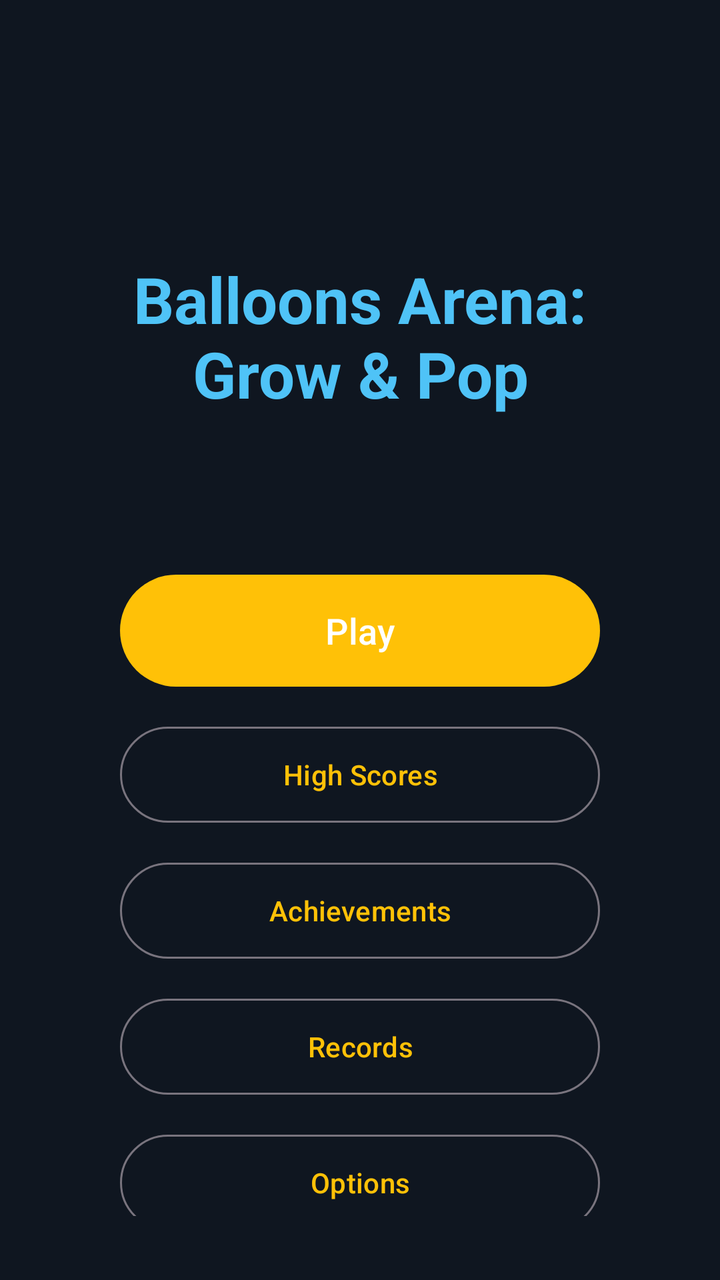
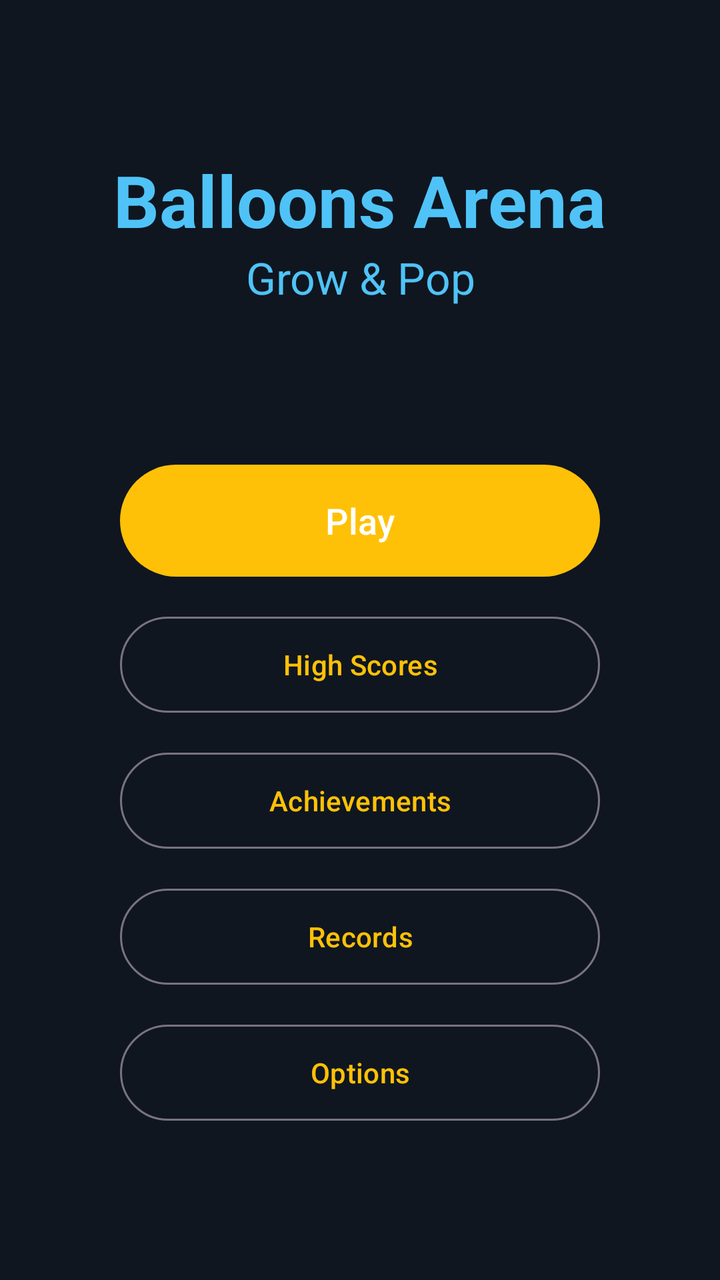

Two renders of the same Android screen: before a commit and after it. Below are the layout's source before the change and the commit's diff.
<!-- AndroidManifest.xml: activity theme Theme.Balls -->
<!-- res/layout/activity_main_menu.xml -->
<?xml version="1.0" encoding="utf-8"?>
<androidx.constraintlayout.widget.ConstraintLayout xmlns:android="http://schemas.android.com/apk/res/android"
    xmlns:app="http://schemas.android.com/apk/res-auto"
    android:layout_width="match_parent"
    android:layout_height="match_parent"
    android:background="@color/background_dark"
    android:padding="32dp">

    <TextView
        android:id="@+id/titleText"
        android:layout_width="wrap_content"
        android:layout_height="wrap_content"
        android:layout_marginTop="96dp"
        android:text="@string/game_full_name"
        android:textColor="@color/player_color"
        android:textSize="32sp"
        android:textStyle="bold"
        android:gravity="center"
        app:layout_constraintTop_toTopOf="parent"
        app:layout_constraintStart_toStartOf="parent"
        app:layout_constraintEnd_toEndOf="parent" />

    
    <TextView
        android:id="@+id/dailyChallengeText"
        android:layout_width="280dp"
        android:layout_height="wrap_content"
        android:layout_marginTop="24dp"
        android:gravity="center"
        android:textColor="@color/accent"
        android:textSize="14sp"
        app:layout_constraintTop_toBottomOf="@id/titleText"
        app:layout_constraintStart_toStartOf="parent"
        app:layout_constraintEnd_toEndOf="parent" />

    
    <Button
        android:id="@+id/playButton"
        android:layout_width="240dp"
        android:layout_height="64dp"
        android:layout_marginTop="32dp"
        android:text="@string/menu_play"
        android:textSize="18sp"
        app:layout_constraintEnd_toEndOf="parent"
        app:layout_constraintStart_toStartOf="parent"
        app:layout_constraintTop_toBottomOf="@id/dailyChallengeText" />

    
    <Button
        android:id="@+id/grandPrixButton"
        android:layout_width="240dp"
        android:layout_height="56dp"
        android:layout_marginTop="12dp"
        android:text="@string/menu_grand_prix"
        android:textSize="16sp"
        android:visibility="gone"
        app:layout_constraintEnd_toEndOf="parent"
        app:layout_constraintStart_toStartOf="parent"
        app:layout_constraintTop_toBottomOf="@id/playButton" />

    <Button
        android:id="@+id/testFinaleButton"
        style="?attr/materialButtonOutlinedStyle"
        android:layout_width="240dp"
        android:layout_height="56dp"
        android:layout_marginTop="12dp"
        android:text="@string/menu_test_finale"
        android:visibility="gone"
        app:layout_constraintEnd_toEndOf="parent"
        app:layout_constraintStart_toStartOf="parent"
        app:layout_constraintTop_toBottomOf="@id/grandPrixButton" />

    <Button
        android:id="@+id/highScoresButton"
        style="?attr/materialButtonOutlinedStyle"
        android:layout_width="240dp"
        android:layout_height="56dp"
        android:layout_marginTop="12dp"
        android:text="@string/menu_high_scores"
        app:layout_constraintEnd_toEndOf="parent"
        app:layout_constraintStart_toStartOf="parent"
        app:layout_constraintTop_toBottomOf="@id/testFinaleButton" />

    <Button
        android:id="@+id/achievementsButton"
        style="?attr/materialButtonOutlinedStyle"
        android:layout_width="240dp"
        android:layout_height="56dp"
        android:layout_marginTop="12dp"
        android:text="@string/menu_achievements"
        app:layout_constraintEnd_toEndOf="parent"
        app:layout_constraintStart_toStartOf="parent"
        app:layout_constraintTop_toBottomOf="@id/highScoresButton" />

    <Button
        android:id="@+id/recordsButton"
        style="?attr/materialButtonOutlinedStyle"
        android:layout_width="240dp"
        android:layout_height="56dp"
        android:layout_marginTop="12dp"
        android:text="@string/menu_records"
        app:layout_constraintEnd_toEndOf="parent"
        app:layout_constraintStart_toStartOf="parent"
        app:layout_constraintTop_toBottomOf="@id/achievementsButton" />

    <Button
        android:id="@+id/optionsButton"
        style="?attr/materialButtonOutlinedStyle"
        android:layout_width="240dp"
        android:layout_height="56dp"
        android:layout_marginTop="12dp"
        android:text="@string/menu_options"
        app:layout_constraintEnd_toEndOf="parent"
        app:layout_constraintStart_toStartOf="parent"
        app:layout_constraintTop_toBottomOf="@id/recordsButton" />

</androidx.constraintlayout.widget.ConstraintLayout>
<!-- resources referenced by this layout -->
<resources>
  <color name="accent">#FFC107</color>
  <color name="background_dark">#0F1620</color>
  <color name="player_color">#4FC3F7</color>
  <string name="game_full_name">Balloons Arena: Grow &amp; Pop</string>
  <string name="menu_achievements">Achievements</string>
  <string name="menu_grand_prix">Grand Prix</string>
  <string name="menu_high_scores">High Scores</string>
  <string name="menu_options">Options</string>
  <string name="menu_play">Play</string>
  <string name="menu_records">Records</string>
  <string name="menu_test_finale">Test Final Round</string>
  <style name="Theme.Balls" parent="Theme.Material3.DayNight.NoActionBar">
          <item name="colorPrimary">@color/accent</item>
          <item name="android:statusBarColor">@color/background_dark</item>
          <item name="android:windowBackground">@color/background_dark</item>
          
          <item name="android:navigationBarColor">@color/background_dark</item>
          <item name="android:windowLightStatusBar">false</item>
          <item name="android:windowLightNavigationBar" tools:targetApi="27">false</item>
      </style>
</resources>

<!-- the commit's change to res/layout/activity_main_menu.xml (unified diff, before → after) -->
@@ -1,117 +1,106 @@
 <?xml version="1.0" encoding="utf-8"?>
-<androidx.constraintlayout.widget.ConstraintLayout xmlns:android="http://schemas.android.com/apk/res/android"
-    xmlns:app="http://schemas.android.com/apk/res-auto"
+<ScrollView xmlns:android="http://schemas.android.com/apk/res/android"
     android:layout_width="match_parent"
     android:layout_height="match_parent"
     android:background="@color/background_dark"
-    android:padding="32dp">
+    android:fillViewport="true">
 
-    <TextView
-        android:id="@+id/titleText"
-        android:layout_width="wrap_content"
+    <LinearLayout
+        android:layout_width="match_parent"
         android:layout_height="wrap_content"
-        android:layout_marginTop="96dp"
-        android:text="@string/game_full_name"
-        android:textColor="@color/player_color"
-        android:textSize="32sp"
-        android:textStyle="bold"
         android:gravity="center"
-        app:layout_constraintTop_toTopOf="parent"
-        app:layout_constraintStart_toStartOf="parent"
-        app:layout_constraintEnd_toEndOf="parent" />
+        android:orientation="vertical"
+        android:padding="32dp">
 
-    
-    <TextView
-        android:id="@+id/dailyChallengeText"
-        android:layout_width="280dp"
-        android:layout_height="wrap_content"
-        android:layout_marginTop="24dp"
-        android:gravity="center"
-        android:textColor="@color/accent"
-        android:textSize="14sp"
-        app:layout_constraintTop_toBottomOf="@id/titleText"
-        app:layout_constraintStart_toStartOf="parent"
-        app:layout_constraintEnd_toEndOf="parent" />
+        
+        <TextView
+            android:id="@+id/titleText"
+            android:layout_width="wrap_content"
+            android:layout_height="wrap_content"
+            android:text="@string/app_name"
+            android:textColor="@color/player_color"
+            android:textSize="36sp"
+            android:textStyle="bold"
+            android:gravity="center" />
 
-    
-    <Button
-        android:id="@+id/playButton"
-        android:layout_width="240dp"
-        android:layout_height="64dp"
-        android:layout_marginTop="32dp"
-        android:text="@string/menu_play"
-        android:textSize="18sp"
-        app:layout_constraintEnd_toEndOf="parent"
-        app:layout_constraintStart_toStartOf="parent"
-        app:layout_constraintTop_toBottomOf="@id/dailyChallengeText" />
+        <TextView
+            android:id="@+id/taglineText"
+            android:layout_width="wrap_content"
+            android:layout_height="wrap_content"
+            android:text="@string/game_tagline"
+            android:textColor="@color/player_color"
+            android:textSize="22sp"
+            android:gravity="center" />
 
-    
-    <Button
-        android:id="@+id/grandPrixButton"
-        android:layout_width="240dp"
-        android:layout_height="56dp"
-        android:layout_marginTop="12dp"
-        android:text="@string/menu_grand_prix"
-        android:textSize="16sp"
-        android:visibility="gone"
-        app:layout_constraintEnd_toEndOf="parent"
-        app:layout_constraintStart_toStartOf="parent"
-        app:layout_constraintTop_toBottomOf="@id/playButton" />
+        
+        <TextView
+            android:id="@+id/dailyChallengeText"
+            android:layout_width="280dp"
+            android:layout_height="wrap_content"
+            android:layout_marginTop="24dp"
+            android:gravity="center"
+            android:textColor="@color/accent"
+            android:textSize="14sp" />
 
-    <Button
-        android:id="@+id/testFinaleButton"
-        style="?attr/materialButtonOutlinedStyle"
-        android:layout_width="240dp"
-        android:layout_height="56dp"
-        android:layout_marginTop="12dp"
-        android:text="@string/menu_test_finale"
-        android:visibility="gone"
-        app:layout_constraintEnd_toEndOf="parent"
-        app:layout_constraintStart_toStartOf="parent"
-        app:layout_constraintTop_toBottomOf="@id/grandPrixButton" />
+        
+        <Button
+            android:id="@+id/playButton"
+            android:layout_width="240dp"
+            android:layout_height="64dp"
+            android:layout_marginTop="32dp"
+            android:text="@string/menu_play"
+            android:textSize="18sp" />
 
-    <Button
-        android:id="@+id/highScoresButton"
-        style="?attr/materialButtonOutlinedStyle"
-        android:layout_width="240dp"
-        android:layout_height="56dp"
-        android:layout_marginTop="12dp"
-        android:text="@string/menu_high_scores"
-        app:layout_constraintEnd_toEndOf="parent"
-        app:layout_constraintStart_toStartOf="parent"
-        app:layout_constraintTop_toBottomOf="@id/testFinaleButton" />
+        
+        <Button
+            android:id="@+id/grandPrixButton"
+            android:layout_width="240dp"
+            android:layout_height="56dp"
+            android:layout_marginTop="12dp"
+            android:text="@string/menu_grand_prix"
+            android:textSize="16sp"
+            android:visibility="gone" />
 
-    <Button
-        android:id="@+id/achievementsButton"
-        style="?attr/materialButtonOutlinedStyle"
-        android:layout_width="240dp"
-        android:layout_height="56dp"
-        android:layout_marginTop="12dp"
-        android:text="@string/menu_achievements"
-        app:layout_constraintEnd_toEndOf="parent"
-        app:layout_constraintStart_toStartOf="parent"
-        app:layout_constraintTop_toBottomOf="@id/highScoresButton" />
+        <Button
+            android:id="@+id/testFinaleButton"
+            style="?attr/materialButtonOutlinedStyle"
+            android:layout_width="240dp"
+            android:layout_height="56dp"
+            android:layout_marginTop="12dp"
+            android:text="@string/menu_test_finale"
+            android:visibility="gone" />
 
-    <Button
-        android:id="@+id/recordsButton"
-        style="?attr/materialButtonOutlinedStyle"
-        android:layout_width="240dp"
-        android:layout_height="56dp"
-        android:layout_marginTop="12dp"
-        android:text="@string/menu_records"
-        app:layout_constraintEnd_toEndOf="parent"
-        app:layout_constraintStart_toStartOf="parent"
-        app:layout_constraintTop_toBottomOf="@id/achievementsButton" />
+        <Button
+            android:id="@+id/highScoresButton"
+            style="?attr/materialButtonOutlinedStyle"
+            android:layout_width="240dp"
+            android:layout_height="56dp"
+            android:layout_marginTop="12dp"
+            android:text="@string/menu_high_scores" />
 
-    <Button
-        android:id="@+id/optionsButton"
-        style="?attr/materialButtonOutlinedStyle"
-        android:layout_width="240dp"
-        android:layout_height="56dp"
-        android:layout_marginTop="12dp"
-        android:text="@string/menu_options"
-        app:layout_constraintEnd_toEndOf="parent"
-        app:layout_constraintStart_toStartOf="parent"
-        app:layout_constraintTop_toBottomOf="@id/recordsButton" />
+        <Button
+            android:id="@+id/achievementsButton"
+            style="?attr/materialButtonOutlinedStyle"
+            android:layout_width="240dp"
+            android:layout_height="56dp"
+            android:layout_marginTop="12dp"
+            android:text="@string/menu_achievements" />
 
-</androidx.constraintlayout.widget.ConstraintLayout>
+        <Button
+            android:id="@+id/recordsButton"
+            style="?attr/materialButtonOutlinedStyle"
+            android:layout_width="240dp"
+            android:layout_height="56dp"
+            android:layout_marginTop="12dp"
+            android:text="@string/menu_records" />
+
+        <Button
+            android:id="@+id/optionsButton"
+            style="?attr/materialButtonOutlinedStyle"
+            android:layout_width="240dp"
+            android:layout_height="56dp"
+            android:layout_marginTop="12dp"
+            android:text="@string/menu_options" />
+
+    </LinearLayout>
+</ScrollView>
<!-- resource entries referenced after the edit -->
@@ -3,7 +3,8 @@
   <color name="accent">#FFC107</color>
   <color name="background_dark">#0F1620</color>
   <color name="player_color">#4FC3F7</color>
-  <string name="game_full_name">Balloons Arena: Grow &amp; Pop</string>
+  <string name="app_name">Balloons Arena</string>
+  <string name="game_tagline" translatable="false">Grow &amp; Pop</string>
   <string name="menu_achievements">Achievements</string>
   <string name="menu_grand_prix">Grand Prix</string>
   <string name="menu_high_scores">High Scores</string>
